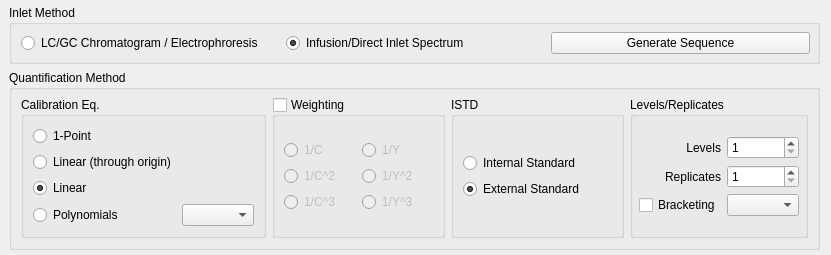
The window that src/plugins/quan/quanconfigform.ui (qtplatz/qtplatz) describes before a commit, drawn with Qt 5.
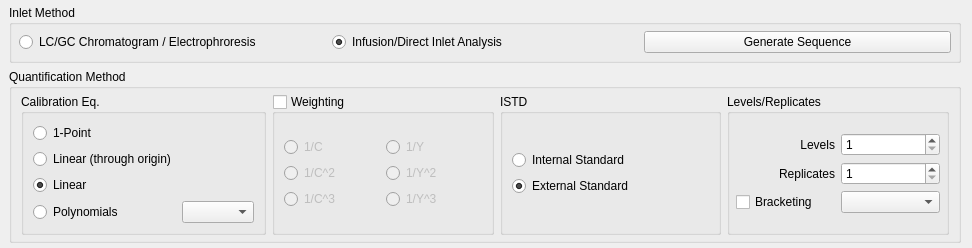
The same window after the commit.

What changed in the file:
```diff
--- a/src/plugins/quan/quanconfigform.ui
+++ b/src/plugins/quan/quanconfigform.ui
@@ -6,8 +6,8 @@
    <rect>
     <x>0</x>
     <y>0</y>
-    <width>831</width>
-    <height>235</height>
+    <width>972</width>
+    <height>248</height>
    </rect>
   </property>
   <property name="maximumSize">
@@ -38,23 +38,23 @@
        </property>
        <layout class="QGridLayout" name="gridLayout_6">
         <property name="leftMargin">
-         <number>9</number>
+         <number>7</number>
         </property>
         <property name="topMargin">
-         <number>7</number>
+         <number>5</number>
         </property>
         <property name="rightMargin">
          <number>7</number>
         </property>
         <property name="bottomMargin">
-         <number>7</number>
+         <number>5</number>
         </property>
         <item row="0" column="0">
          <layout class="QGridLayout" name="gridLayout_5">
           <item row="0" column="1">
            <widget class="QRadioButton" name="radioButton_2">
             <property name="text">
-             <string>Infusion/Direct Inlet Spectrum</string>
+             <string>Infusion/Direct Inlet Analysis</string>
             </property>
             <property name="checked">
              <bool>true</bool>
@@ -87,9 +87,12 @@
      <property name="title">
       <string>Quantification Method</string>
      </property>
-     <layout class="QGridLayout" name="gridLayout_4">
+     <layout class="QGridLayout" name="gridLayout_4" rowstretch="0">
       <property name="topMargin">
-       <number>7</number>
+       <number>5</number>
+      </property>
+      <property name="bottomMargin">
+       <number>5</number>
       </property>
       <item row="0" column="0">
        <layout class="QGridLayout" name="gridLayout_3">
```
